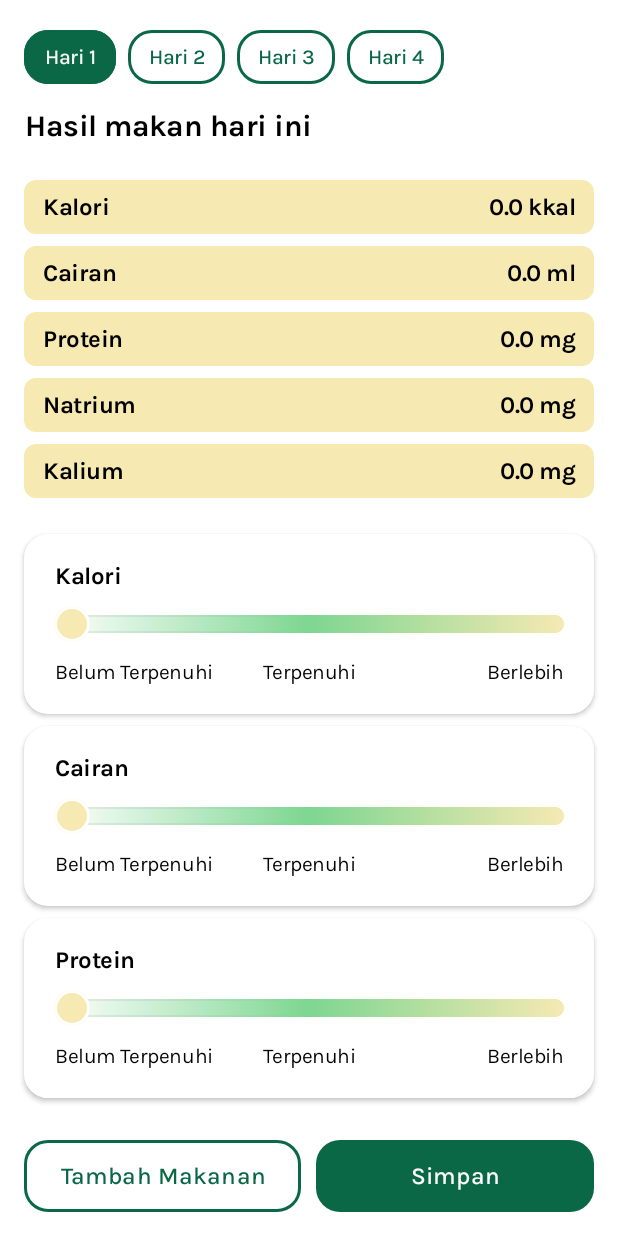
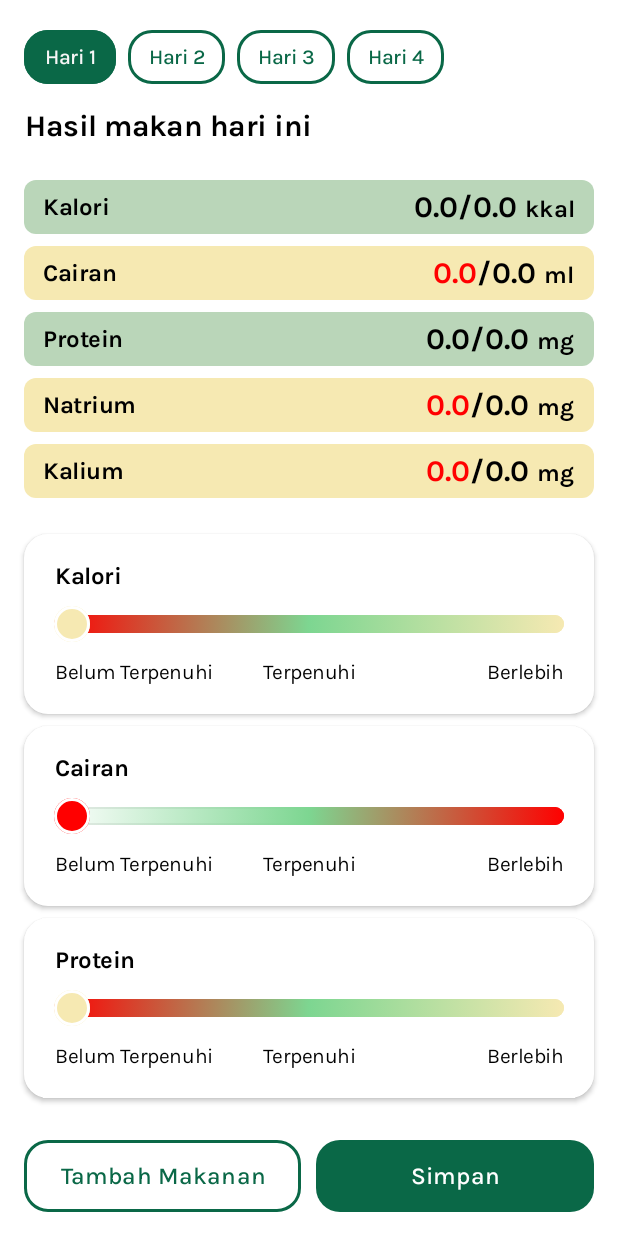
Before and after one commit to Projek-Monitoring-Ginjal/Monitoring-Ginjal-Mobile-App, an Android app built with Jetpack Compose: the @Preview function MealResultScreenPreview, on a phone screen of 412 x 824 dp. Run offline under Robolectric (Android 15) with nearby library versions, the light colour scheme and no system bars; our stand-ins replace Dagger/Hilt's generated code; network calls fail; Roboto replaces fonts that are not available here.

Commit message:
MealResultScreen & ListFoodnDrinkScreen revised

```diff
--- a/app/src/main/java/com/neotelemetrixgdscunand/monitoringginjalapp/domain/model/FoodNutrient.kt
+++ b/app/src/main/java/com/neotelemetrixgdscunand/monitoringginjalapp/domain/model/FoodNutrient.kt
@@ -6,15 +6,37 @@ import com.neotelemetrixgdscunand.monitoringginjalapp.R
 
 sealed class FoodNutrient(val name:StringRes, val unit:StringRes, val amount:Float){
 
+    abstract fun checkIsSufficientAmount(thresholdValue:Float):Boolean
+
     class Calorie(
         amount:Float = 0f
     ):FoodNutrient(
         StaticString(R.string.kalori),
         StaticString(R.string.kkal),
         amount
-    )
-    class Fluid(amount:Float = 0f):FoodNutrient(StaticString(R.string.cairan), StaticString(R.string.ml), amount)
-    class Protein(amount:Float = 0f):FoodNutrient(StaticString(R.string.protein), StaticString(R.string.mg), amount)
-    class Sodium(amount:Float = 0f):FoodNutrient(StaticString(R.string.natrium), StaticString(R.string.mg), amount)
-    class Potassium(amount:Float = 0f):FoodNutrient(StaticString(R.string.kalium), StaticString(R.string.mg), amount)
+    ){
+        override fun checkIsSufficientAmount(thresholdValue: Float): Boolean {
+            return amount >= thresholdValue
+        }
+    }
+    class Fluid(amount:Float = 0f):FoodNutrient(StaticString(R.string.cairan), StaticString(R.string.ml), amount){
+        override fun checkIsSufficientAmount(thresholdValue: Float): Boolean {
+            return amount < thresholdValue
+        }
+    }
+    class Protein(amount:Float = 0f):FoodNutrient(StaticString(R.string.protein), StaticString(R.string.mg), amount){
+        override fun checkIsSufficientAmount(thresholdValue: Float): Boolean {
+            return amount >= thresholdValue
+        }
+    }
+    class Sodium(amount:Float = 0f):FoodNutrient(StaticString(R.string.natrium), StaticString(R.string.mg), amount){
+        override fun checkIsSufficientAmount(thresholdValue: Float): Boolean {
+            return amount < thresholdValue
+        }
+    }
+    class Potassium(amount:Float = 0f):FoodNutrient(StaticString(R.string.kalium), StaticString(R.string.mg), amount){
+        override fun checkIsSufficientAmount(thresholdValue: Float): Boolean {
+            return amount < thresholdValue
+        }
+    }
 }
--- a/app/src/main/java/com/neotelemetrixgdscunand/monitoringginjalapp/presentation/ui/listfoodndrink/component/SeacrhFoodnDrink.kt
+++ b/app/src/main/java/com/neotelemetrixgdscunand/monitoringginjalapp/presentation/ui/listfoodndrink/component/SeacrhFoodnDrink.kt
@@ -175,7 +175,7 @@ fun FoodItemRow(food: FoodItem, onAddClick: (FoodItem) -> Unit) {
                     )
                     NutrientInfo(
                         text = stringResource(id = R.string.kalium),
-                        value = nutritionEssential.calorie.amount.toString()
+                        value = nutritionEssential.potassium.amount.toString()
                     )
                 IconButton(onClick = { onAddClick(food) }) {
                     Icon(
--- a/app/src/main/java/com/neotelemetrixgdscunand/monitoringginjalapp/presentation/ui/listfoodndrink/util/ListFoodnDrinkUtil.kt
+++ b/app/src/main/java/com/neotelemetrixgdscunand/monitoringginjalapp/presentation/ui/listfoodndrink/util/ListFoodnDrinkUtil.kt
@@ -115,7 +115,9 @@ object ListFoodnDrinkUtil {
     ): Color {
         if (gradient.isEmpty()) return Color.Transparent
 
-        val normalizedFraction = fraction.coerceIn(0f, 2f)
+        val normalizedFraction = fraction.coerceIn(
+            gradient.first().second, gradient.last().second
+        )
 
         for (i in 0 until gradient.size - 1) {
             val (startColor, startFraction) = gradient[i]
--- a/app/src/main/java/com/neotelemetrixgdscunand/monitoringginjalapp/presentation/ui/mealresult/component/NutrientPreviewBar.kt
+++ b/app/src/main/java/com/neotelemetrixgdscunand/monitoringginjalapp/presentation/ui/mealresult/component/NutrientPreviewBar.kt
@@ -29,7 +29,8 @@ import com.neotelemetrixgdscunand.monitoringginjalapp.presentation.ui.listfoodnd
 @Composable
 fun NutrientPreviewBar(
     modifier: Modifier = Modifier,
-    progressFraction:Float = 0f
+    progressFraction:Float = 0f,
+    isLessAmountSufficient:Boolean = false
 ) {
 
     BoxWithConstraints(
@@ -40,11 +41,15 @@ fun NutrientPreviewBar(
     ){
         val bulletSize = 24.dp
         val bulletPosition = remember (progressFraction) {
-            val position = ((progressFraction/2f) * this.maxWidth) - (bulletSize / 2)
+            val fractionLimit = if(isLessAmountSufficient) 1f else 2f
+            val checkedFraction = progressFraction.coerceIn(0f, fractionLimit)
+            val position = ((checkedFraction/fractionLimit) * this.maxWidth) - (bulletSize / 2)
             if(position < 0.dp) 0.dp else position
         }
         val isMaximumExcessive = remember(progressFraction) {
-            progressFraction == 2f
+            val fractionLimit = if(isLessAmountSufficient) 1f else 2f
+            val checkedFraction = progressFraction.coerceIn(0f, fractionLimit)
+            checkedFraction == fractionLimit
         }
 
         Box(
@@ -54,11 +59,20 @@ fun NutrientPreviewBar(
                 .align(Alignment.Center)
                 .background(
                     brush = Brush.linearGradient(
-                        colors = listOf(
+                        colors =
+                        if(isLessAmountSufficient){
+                            listOf(
                                 Color.White,
+                                Green50,
+                                Color.Red
+                            )
+                        }else{
+                            listOf(
+                                Color.Red,
                                 Green50,
                                 Yellow40
                             )
+                        }
                     ),
                     shape = RoundedCornerShape(size = 16.dp)
                 )
@@ -66,11 +80,19 @@ fun NutrientPreviewBar(
                     width = 1.dp,
                     shape = RoundedCornerShape(size = 16.dp),
                     brush = Brush.linearGradient(
-                        colors = listOf(
+                        colors = if(isLessAmountSufficient){
+                            listOf(
                                 Grey50,
+                                Green50,
+                                Color.Red
+                            )
+                        }else{
+                            listOf(
+                                Color.Red,
                                 Green50,
                                 Yellow40
                             )
+                        }
                     )
                 )
         )
@@ -85,7 +107,22 @@ fun NutrientPreviewBar(
                     shape = CircleShape
                 )
                 .background(
-                    color = ListFoodnDrinkUtil.getColorFromGradient(progressFraction),
+                    color = ListFoodnDrinkUtil.getColorFromGradient(
+                        progressFraction,
+                        gradient = if(isLessAmountSufficient){
+                            listOf(
+                                Grey50 to 0f,
+                                Green50 to 0.5f,
+                                Color.Red to 1f
+                            )
+                        }else{
+                            listOf(
+                                Color.Red to 0f,
+                                Green50 to 1f,
+                                Yellow40 to 2f
+                            )
+                        }
+                    ),
                     shape = CircleShape
                 )
                 .align(if(!isMaximumExcessive) Alignment.CenterStart else Alignment.CenterEnd)
--- a/app/src/main/java/com/neotelemetrixgdscunand/monitoringginjalapp/presentation/ui/mealresult/component/NutrientPreviewCard.kt
+++ b/app/src/main/java/com/neotelemetrixgdscunand/monitoringginjalapp/presentation/ui/mealresult/component/NutrientPreviewCard.kt
@@ -25,7 +25,8 @@ import com.neotelemetrixgdscunand.monitoringginjalapp.presentation.ui.login.comp
 fun NutrientPreviewCard(
     modifier: Modifier = Modifier,
     nutrientContentName:String,
-    progressFraction:Float = 0.0f
+    progressFraction:Float = 0.0f,
+    isLessAmountSufficient:Boolean = false
 ) {
 
     ElevatedCard(
@@ -50,9 +51,10 @@ fun NutrientPreviewCard(
             color = Color.Black
         )
         NutrientPreviewBar(
+            isLessAmountSufficient = isLessAmountSufficient,
             modifier = Modifier
                 .padding(horizontal = 20.dp, vertical = 8.dp),
-            progressFraction = progressFraction
+            progressFraction = progressFraction,
         )
         Box(
             modifier = Modifier
--- /dev/null
+++ b/app/src/main/java/com/neotelemetrixgdscunand/monitoringginjalapp/presentation/ui/mealresult/component/NutritionBarText.kt
@@ -0,0 +1,76 @@
+package com.neotelemetrixgdscunand.monitoringginjalapp.presentation.ui.mealresult.component
+
+import androidx.compose.material3.Text
+import androidx.compose.runtime.Composable
+import androidx.compose.ui.Modifier
+import androidx.compose.ui.graphics.Color
+import androidx.compose.ui.text.SpanStyle
+import androidx.compose.ui.text.buildAnnotatedString
+import androidx.compose.ui.text.font.FontFamily
+import androidx.compose.ui.text.font.FontWeight
+import androidx.compose.ui.text.style.TextAlign
+import androidx.compose.ui.text.withStyle
+import androidx.compose.ui.unit.TextUnit
+import androidx.compose.ui.unit.sp
+import com.neotelemetrixgdscunand.monitoringginjalapp.presentation.theme.karlaFamily
+import com.neotelemetrixgdscunand.monitoringginjalapp.presentation.ui.mealresult.util.MealResultUtil.roundOffDecimal
+
+@Composable
+fun NutritionBarText(
+    modifier: Modifier = Modifier,
+    fontFamily: FontFamily = karlaFamily,
+    letterSpacing: TextUnit = 0.1.sp,
+    textAlign: TextAlign = TextAlign.Unspecified,
+    nutritionalContentValue:Float = 0f,
+    nutritionalThreshold:Float = 0f,
+    nutritionalContentUnit:String = "",
+    isNutritionAmountSufficient:Boolean = false,
+    valueFontSize : TextUnit = 20.sp,
+    unitFontSize : TextUnit = 16.sp
+) {
+
+    Text(
+        modifier = modifier,
+        textAlign = textAlign,
+        text = buildAnnotatedString {
+            withStyle(
+                style = SpanStyle(
+                    color = if(!isNutritionAmountSufficient) Color.Red else Color.Black,
+                    fontSize = valueFontSize,
+                    fontFamily = fontFamily,
+                    fontWeight = FontWeight.Bold,
+                    letterSpacing = letterSpacing
+                )
+            ){
+                append(
+                    nutritionalContentValue
+                    .roundOffDecimal()
+                    .toString()
+                )
+            }
+            withStyle(
+                style = SpanStyle(
+                    color = Color.Black,
+                    fontSize = valueFontSize,
+                    fontFamily = fontFamily,
+                    fontWeight = FontWeight.Bold,
+                    letterSpacing = letterSpacing
+                )
+            ){
+                append("/$nutritionalThreshold ")
+            }
+            withStyle(
+                style = SpanStyle(
+                    color = Color.Black,
+                    fontSize = unitFontSize,
+                    fontFamily = fontFamily,
+                    fontWeight = FontWeight.Bold,
+                    letterSpacing = letterSpacing
+                )
+            ){
+                append(nutritionalContentUnit)
+            }
+        }
+    )
+
+}
--- a/app/src/main/java/com/neotelemetrixgdscunand/monitoringginjalapp/presentation/ui/mealresult/component/NutritionStatBar.kt
+++ b/app/src/main/java/com/neotelemetrixgdscunand/monitoringginjalapp/presentation/ui/mealresult/component/NutritionStatBar.kt
@@ -8,6 +8,7 @@ import androidx.compose.foundation.shape.RoundedCornerShape
 import androidx.compose.material3.Card
 import androidx.compose.material3.CardDefaults
 import androidx.compose.runtime.Composable
+import androidx.compose.ui.Alignment
 import androidx.compose.ui.Modifier
 import androidx.compose.ui.graphics.Color
 import androidx.compose.ui.text.font.FontWeight
@@ -16,7 +17,6 @@ import androidx.compose.ui.unit.dp
 import com.neotelemetrixgdscunand.monitoringginjalapp.presentation.theme.Green40
 import com.neotelemetrixgdscunand.monitoringginjalapp.presentation.theme.MonitoringGinjalAppTheme
 import com.neotelemetrixgdscunand.monitoringginjalapp.presentation.ui.login.component.HeadingText
-import com.neotelemetrixgdscunand.monitoringginjalapp.presentation.ui.mealresult.util.MealResultUtil.roundOffDecimal
 
 @Composable
 fun NutritionStatBar(
@@ -24,7 +24,9 @@ fun NutritionStatBar(
     backgroundColor: Color = Green40,
     nutritionalContentName:String = "",
     nutritionalContentValue:Float = 0f,
-    nutritionalContentUnit:String = ""
+    nutritionalThreshold:Float = 0f,
+    nutritionalContentUnit:String = "",
+    isNutritionAmountSufficient:Boolean = false
 ) {
     Card(
         modifier = modifier.fillMaxWidth(),
@@ -33,7 +35,9 @@ fun NutritionStatBar(
             containerColor = backgroundColor
         )
     ) {
-        Row {
+        Row(
+            verticalAlignment = Alignment.CenterVertically
+        ) {
             HeadingText(
                 modifier = Modifier.padding(horizontal = 12.dp, vertical = 6.dp),
                 text = nutritionalContentName,
@@ -41,11 +45,12 @@ fun NutritionStatBar(
                 fontWeight = FontWeight.Bold
             )
             Spacer(modifier = Modifier.weight(1f))
-            HeadingText(
-                modifier = Modifier.padding(horizontal = 12.dp, vertical = 6.dp),
-                text = "${nutritionalContentValue.roundOffDecimal()} $nutritionalContentUnit",
-                color =  Color.Black,
-                fontWeight = FontWeight.Bold
+            NutritionBarText(
+                modifier = Modifier.padding(horizontal = 12.dp),
+                nutritionalThreshold = nutritionalThreshold,
+                nutritionalContentValue = nutritionalContentValue,
+                nutritionalContentUnit = nutritionalContentUnit,
+                isNutritionAmountSufficient = isNutritionAmountSufficient
             )
         }
     }
--- a/app/src/main/java/com/neotelemetrixgdscunand/monitoringginjalapp/presentation/ui/mealresult/screen/MealResultScreen.kt
+++ b/app/src/main/java/com/neotelemetrixgdscunand/monitoringginjalapp/presentation/ui/mealresult/screen/MealResultScreen.kt
@@ -39,13 +39,14 @@ import com.neotelemetrixgdscunand.monitoringginjalapp.R
 import com.neotelemetrixgdscunand.monitoringginjalapp.domain.model.DayOptions
 import com.neotelemetrixgdscunand.monitoringginjalapp.presentation.theme.Green20
 import com.neotelemetrixgdscunand.monitoringginjalapp.presentation.theme.MonitoringGinjalAppTheme
-import com.neotelemetrixgdscunand.monitoringginjalapp.presentation.ui.listfoodndrink.util.ListFoodnDrinkUtil
 import com.neotelemetrixgdscunand.monitoringginjalapp.presentation.ui.login.component.HeadingText
 import com.neotelemetrixgdscunand.monitoringginjalapp.presentation.ui.login.component.StyledButton
 import com.neotelemetrixgdscunand.monitoringginjalapp.presentation.ui.mealresult.component.MealDayTab
 import com.neotelemetrixgdscunand.monitoringginjalapp.presentation.ui.mealresult.component.NutrientPreviewCard
 import com.neotelemetrixgdscunand.monitoringginjalapp.presentation.ui.mealresult.component.NutritionStatBar
 import com.neotelemetrixgdscunand.monitoringginjalapp.presentation.ui.mealresult.util.MealResultUtil
+import com.neotelemetrixgdscunand.monitoringginjalapp.presentation.ui.mealresult.util.MealResultUtil.determineIsNutritionLessAmountSufficient
+import com.neotelemetrixgdscunand.monitoringginjalapp.presentation.ui.mealresult.util.MealResultUtil.determineNutritionPreviewBarColor
 import com.neotelemetrixgdscunand.monitoringginjalapp.presentation.ui.mealresult.viewmodel.MealResultViewModel
 import com.neotelemetrixgdscunand.monitoringginjalapp.presentation.ui.util.UIEvent
 
@@ -57,17 +58,40 @@ fun MealResultScreen(
     onFinish: () -> Unit = { }
 ) {
 
-
-    val nutritionToProgressFraction = remember(
+    val (thresholds, nutritionTotalInfo) = remember(
         viewModel.dayOptions,
         viewModel.dailyNutrientFourDays,
         viewModel.dailyNutrientNeedsThreshold
     ) {
-        val (thresholds, nutritionTotalInfo) = MealResultUtil.calculateDailyNutritionAmountAndThreshold(
+        MealResultUtil.calculateDailyNutritionAmountAndThreshold(
             viewModel.dailyNutrientNeedsThreshold,
             viewModel.dailyNutrientFourDays,
             viewModel.dayOptions
         )
+    }
+
+    val nutritionToThreshold = remember(
+        thresholds,
+        nutritionTotalInfo
+    ){
+        listOf(
+            nutritionTotalInfo.calorie to
+                thresholds.caloriesThreshold,
+            nutritionTotalInfo.fluid to
+                thresholds.fluidThreshold,
+            nutritionTotalInfo.protein to
+                thresholds.proteinThreshold,
+            nutritionTotalInfo.sodium to
+                thresholds.sodiumThreshold,
+            nutritionTotalInfo.potassium to
+                thresholds.potassiumThreshold
+        )
+    }
+
+    val nutritionToProgressFraction = remember(
+        thresholds,
+        nutritionTotalInfo
+    ){
         listOf(
              nutritionTotalInfo.calorie to MealResultUtil.calculateProgressFraction(
                 nutritionTotalInfo.calorie.amount,
@@ -170,14 +194,16 @@ fun MealResultScreen(
 
                 itemsIndexed(nutritionToProgressFraction){index, item ->
 
-                    val (nutrient, progressFraction) = item
-                    val backgroundColor = ListFoodnDrinkUtil.getColorFromGradient(progressFraction)
+                    val (nutrient, threshold) = nutritionToThreshold[index]
+                    val isNutritionAmountSufficient = nutrient.checkIsSufficientAmount(threshold)
 
                     NutritionStatBar(
-                        backgroundColor = backgroundColor,
+                        backgroundColor = nutrient.determineNutritionPreviewBarColor(),
                         nutritionalContentName = nutrient.name.getValue(context),
                         nutritionalContentValue = nutrient.amount,
-                        nutritionalContentUnit = nutrient.unit.getValue(context)
+                        nutritionalContentUnit = nutrient.unit.getValue(context),
+                        nutritionalThreshold = threshold,
+                        isNutritionAmountSufficient = isNutritionAmountSufficient
                     )
                     Spacer(modifier = Modifier.height(8.dp))
                 }
@@ -192,6 +218,7 @@ fun MealResultScreen(
                     NutrientPreviewCard(
                         nutrientContentName = nutrient.name.getValue(context),
                         progressFraction = progressFraction,
+                        isLessAmountSufficient = nutrient.determineIsNutritionLessAmountSufficient()
                     )
                     Spacer(modifier = Modifier.height(8.dp))
                 }
--- a/app/src/main/java/com/neotelemetrixgdscunand/monitoringginjalapp/presentation/ui/mealresult/util/MealResultUtil.kt
+++ b/app/src/main/java/com/neotelemetrixgdscunand/monitoringginjalapp/presentation/ui/mealresult/util/MealResultUtil.kt
@@ -1,9 +1,12 @@
 package com.neotelemetrixgdscunand.monitoringginjalapp.presentation.ui.mealresult.util
 
+import androidx.compose.ui.graphics.Color
 import com.neotelemetrixgdscunand.monitoringginjalapp.domain.model.DailyNutrientNeedsThreshold
 import com.neotelemetrixgdscunand.monitoringginjalapp.domain.model.DayOptions
 import com.neotelemetrixgdscunand.monitoringginjalapp.domain.model.FoodNutrient
 import com.neotelemetrixgdscunand.monitoringginjalapp.domain.model.NutritionEssential
+import com.neotelemetrixgdscunand.monitoringginjalapp.presentation.theme.Green40
+import com.neotelemetrixgdscunand.monitoringginjalapp.presentation.theme.Yellow40
 
 object MealResultUtil {
 
@@ -17,6 +20,20 @@ object MealResultUtil {
 
         }
         return progressFraction
+    }
+
+    fun FoodNutrient.determineNutritionPreviewBarColor(): Color {
+        return when(this){
+            is FoodNutrient.Calorie, is FoodNutrient.Protein -> Green40
+            else -> Yellow40
+        }
+    }
+
+    fun FoodNutrient.determineIsNutritionLessAmountSufficient(): Boolean {
+        return when(this){
+            is FoodNutrient.Calorie, is FoodNutrient.Protein -> false
+            else -> true
+        }
     }
 
     fun Float.roundOffDecimal(): Float {
--- a/app/src/main/res/values/strings.xml
+++ b/app/src/main/res/values/strings.xml
@@ -322,5 +322,7 @@
     <string name="yes">Ya</string>
     <string name="manajemen_nutrisi_dan_diet_pada_pasien_hemodialisa">Manajemen Nutrisi dan Diet\npada Pasien Hemodialisa</string>
     <string name="informasi_dan_edukasi">Informasi dan Edukasi</string>
+    <string name="harus_dipenuhi">Harus dipenuhi</string>
+    <string name="tidak_boleh_berlebih">Tidak boleh berlebih</string>
 
 </resources>
```
Also changed, not shown: app/src/main/java/com/neotelemetrixgdscunand/monitoringginjalapp/presentation/ui/listfoodndrink/component/BottomBarListFoodnDrink.kt (+49 -36 lines), 2 other files. Lines whose indentation alone changed are shown as unchanged.
